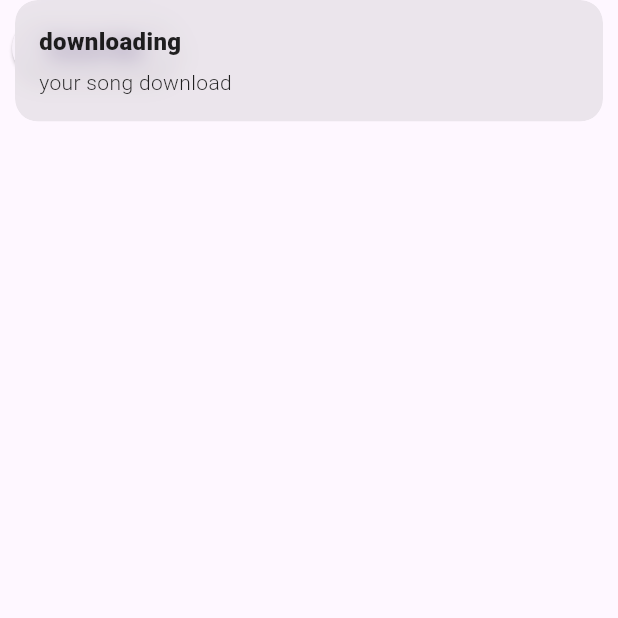
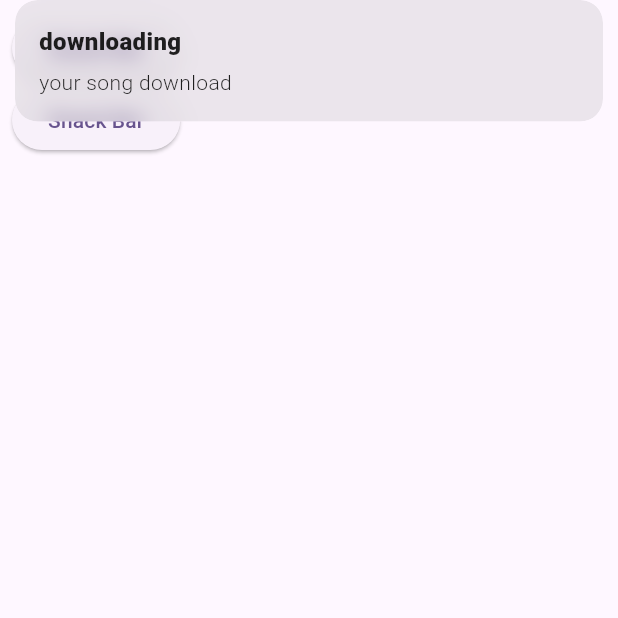
Before and after one commit to Monam1083/Getx-State-Management-, a Flutter app: the screen it shows after launch, after a tap on "Snack Bar", on a phone screen of 412 x 824 dp, the top half of it. Run offline on Flutter 3.47's test engine with Material 3 defaults, Android fonts, the phone set to English and light mode, and no system bars; our stand-ins replace get.

Commit message:
add another button

```diff
--- a/lib/Page/home_page.dart
+++ b/lib/Page/home_page.dart
@@ -19,6 +19,12 @@ class HomePage extends StatelessWidget {
                 },
                 child: Text("Snack Bar"),
               ),
+              ElevatedButton(
+                onPressed: () {
+                  Get.snackbar("downloading", "your song download");
+                },
+                child: Text("Snack Bar"),
+              ),
             ],
           ),
         ),
```
